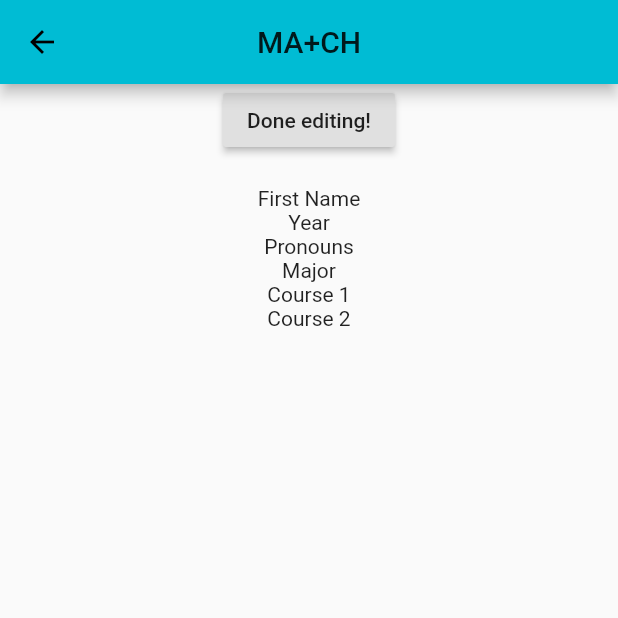
After one commit to shreyanid/pennapps-study-match, a Flutter app: the screen it shows after launch, item 3 of the bottom bar chosen, after a tap on "Edit Profile!", on a phone screen of 412 x 824 dp, the top half of it. The commit adds this screen. Run offline on Flutter 3.47's test engine with Material 2 defaults, Android fonts, the phone set to English and light mode, and no system bars.

Commit message:
edit profile page set up, needs to have form for editability built

```diff
--- a/lib/profile.dart
+++ b/lib/profile.dart
@@ -1,9 +1,27 @@
 import 'package:flutter/material.dart';
+
+import './profile_editor.dart';
 
 class Profile extends StatelessWidget {
   @override
   Widget build(BuildContext context) {
     return Column(children: [
+      RaisedButton(
+        onPressed: () {
+          Navigator.push(context,
+              MaterialPageRoute(builder: (context) => ProfileEditor()));
+        },
+        child: Text('Edit Profile!'),
+      ),
+      // IconButton(
+      //   icon: Icon(Icons.edit),
+      //   tooltip: 'Edit your profile',
+      //   onPressed: () {
+      //     // ProfileEditor();
+      //     Navigator.push(context,
+      //         MaterialPageRoute(builder: (context) => ProfileEditor()));
+      //   },
+      // ),
       Container(
         // margin: EdgeInsets.all(20.0),
         // padding: EdgeInsets.all(20.0),
@@ -11,7 +29,6 @@ class Profile extends StatelessWidget {
           child: Padding(
             padding: EdgeInsets.all(20.0),
             child: Column(children: [
-              Icon(Icons.edit),
               Text('First Name'),
               Text('Year'),
               Text('Pronouns'),
@@ -26,3 +43,49 @@ class Profile extends StatelessWidget {
     ]);
   }
 }
+
+// TO EDIT
+
+// class ProfileEditor extends StatefulWidget {
+//   @override
+//   State<StatefulWidget> createState() {
+//     return _ProfileEditorState();
+//   }
+// }
+
+// // copy the profile code but turn the text into text inputs
+// class _ProfileEditorState extends State<ProfileEditor> {
+//   final _formKey = GlobalKey<FormState>();
+
+//   @override
+//   Widget build(BuildContext context) {
+//     return Column(children: [
+//       IconButton(
+//         icon: Icon(Icons.done),
+//         tooltip: 'Done editing your profile',
+//         onPressed: () {
+//           // ProfileEditor();
+//           Navigator.pop(context);
+//         },
+//       ),
+//       Container(
+//         // margin: EdgeInsets.all(20.0),
+//         // padding: EdgeInsets.all(20.0),
+//         child: Center(
+//           child: Padding(
+//             padding: EdgeInsets.all(20.0),
+//             child: Column(children: [
+//               Text('First Name'),
+//               Text('Year'),
+//               Text('Pronouns'),
+//               Text('Major'),
+//               Column(
+//                 children: [Text('Course 1'), Text('Course 2')],
+//               )
+//             ]),
+//           ),
+//         ),
+//       ),
+//     ]);
+//   }
+// }
--- /dev/null
+++ b/lib/profile_editor.dart
@@ -0,0 +1,94 @@
+import 'package:flutter/material.dart';
+
+class ProfileEditor extends StatefulWidget {
+  @override
+  State<StatefulWidget> createState() {
+    return _ProfileEditorState();
+  }
+}
+
+// copy the profile code but turn the text into text inputs
+class _ProfileEditorState extends State<ProfileEditor> {
+  final _formKey = GlobalKey<FormState>();
+
+  @override
+  Widget build(BuildContext context) {
+    return Scaffold(
+      appBar: AppBar(
+        title: Text('MA+CH'),
+        centerTitle: true,
+      ),
+      body: Column(children: [
+        RaisedButton(
+          onPressed: () {
+            Navigator.pop(context);
+          },
+          child: Text('Done editing!'),
+        ),
+        // Icon(Icons.done),
+        // IconButton(
+        //   icon: Icon(Icons.done),
+        //   tooltip: 'Done editing your profile',
+        //   onPressed: () {
+        //     Navigator.pop(context);
+        //   },
+        // ),
+        Container(
+          // margin: EdgeInsets.all(20.0),
+          // padding: EdgeInsets.all(20.0),
+          child: Center(
+            child: Padding(
+              padding: EdgeInsets.all(20.0),
+              child: Column(children: [
+                Text('First Name'),
+                Text('Year'),
+                Text('Pronouns'),
+                Text('Major'),
+                Column(
+                  children: [Text('Course 1'), Text('Course 2')],
+                )
+              ]),
+            ),
+          ),
+        ),
+      ]),
+    );
+  }
+}
+
+//     return Column(children: [
+//       RaisedButton(
+//         onPressed: () {
+//           Navigator.pop(context);
+//         },
+//         child: Text('Done editing!'),
+//       ),
+//       // Icon(Icons.done),
+//       // IconButton(
+//       //   icon: Icon(Icons.done),
+//       //   tooltip: 'Done editing your profile',
+//       //   onPressed: () {
+//       //     Navigator.pop(context);
+//       //   },
+//       // ),
+//       Container(
+//         // margin: EdgeInsets.all(20.0),
+//         // padding: EdgeInsets.all(20.0),
+//         child: Center(
+//           child: Padding(
+//             padding: EdgeInsets.all(20.0),
+//             child: Column(children: [
+//               Text('First Name'),
+//               Text('Year'),
+//               Text('Pronouns'),
+//               Text('Major'),
+//               Column(
+//                 children: [Text('Course 1'), Text('Course 2')],
+//               )
+//             ]),
+//           ),
+//         ),
+//       ),
+//     ]);
+//   }
+// }
```
